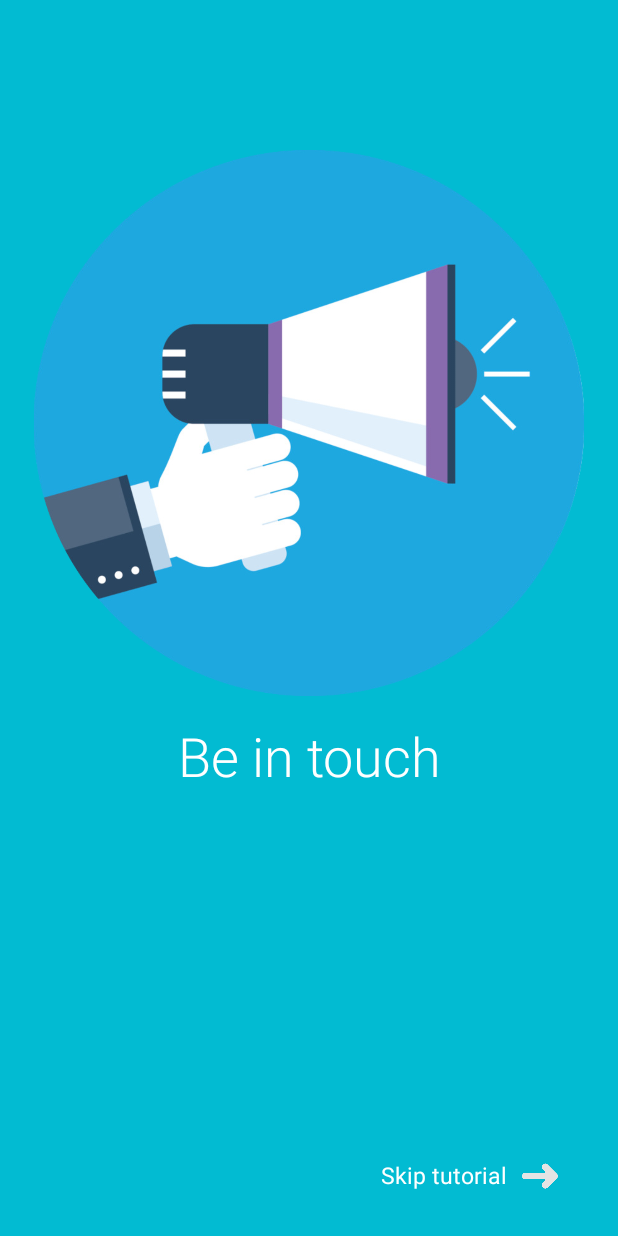
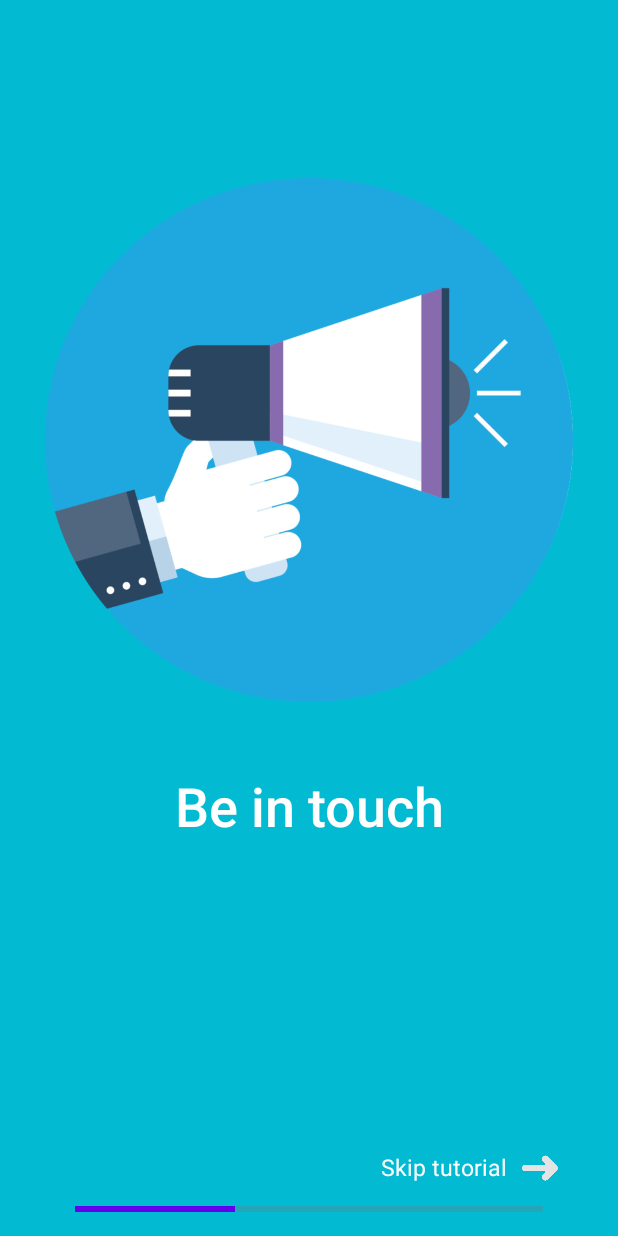
Before and after one commit to sarjona98/ASM_P2, an Android app: the screen it shows after launch (TutorialActivity), on a phone screen of 412 x 824 dp. Run offline under Robolectric (Android 15) with nearby library versions, the phone set to English and light mode, and no system bars.

Commit message:
TutorialActivity (falta timer para ProgressBar)

```diff
--- a/app/src/main/java/cat/urv/deim/asm/p2/common/TutorialActivity.java
+++ b/app/src/main/java/cat/urv/deim/asm/p2/common/TutorialActivity.java
@@ -1,5 +1,6 @@
 package cat.urv.deim.asm.p2.common;
 
+import androidx.annotation.NonNull;
 import androidx.fragment.app.Fragment;
 import androidx.fragment.app.FragmentActivity;
 import androidx.fragment.app.FragmentManager;
@@ -9,10 +10,15 @@ import androidx.viewpager.widget.ViewPager;
 
 import android.content.Intent;
 import android.os.Bundle;
+import android.os.CountDownTimer;
+import android.util.Log;
 import android.view.View;
 import android.widget.Button;
 import android.widget.ImageView;
+import android.widget.ProgressBar;
 import android.widget.TextView;
+
+import java.util.Timer;
 
 import cat.urv.deim.asm.p2.common.ui.login.LoginActivity;
 
@@ -38,8 +44,26 @@ public class TutorialActivity extends FragmentActivity {
         /*
          * The pager adapter, which provides the pages to the view pager widget.
          */
+        final ProgressBar mProgressBar = findViewById(R.id.progressBar);
+        mProgressBar.setProgress(34);
         PagerAdapter pagerAdapter = new ScreenSlidePagerAdapter(getSupportFragmentManager());
         mPager.setAdapter(pagerAdapter);
+        mPager.addOnPageChangeListener(new ViewPager.OnPageChangeListener() {
+            @Override
+            public void onPageScrolled(int position, float positionOffset, int positionOffsetPixels) {
+
+            }
+
+            @Override
+            public void onPageSelected(int position) {
+                mProgressBar.setProgress((position+1)*33+1);
+            }
+
+            @Override
+            public void onPageScrollStateChanged(int state) {
+
+            }
+        });
 
         final TextView skip_tutorial1 = findViewById(R.id.textSkipTutorial);
         final ImageView skip_tutorial2 = findViewById(R.id.ivSkipTutorial);
@@ -59,6 +83,10 @@ public class TutorialActivity extends FragmentActivity {
                 startActivity(intent);
             }
         });
+
+
+
+
     }
 
     @Override
@@ -78,20 +106,21 @@ public class TutorialActivity extends FragmentActivity {
      * sequence.
      */
     public class ScreenSlidePagerAdapter extends FragmentPagerAdapter {
-        public ScreenSlidePagerAdapter(FragmentManager fm) {
+
+        ScreenSlidePagerAdapter(FragmentManager fm) {
             //noinspection deprecation
             super(fm);
+
         }
 
+        @NonNull
         @Override
         public Fragment getItem(int position) {
             switch (position) {
                 case 0: return new Tutorial1Fragment();
                 case 1: return new Tutorial2Fragment();
-                case 2: return new Tutorial3Fragment();
-                default: return null;
+                default: return new Tutorial3Fragment();
             }
-
         }
 
         @Override
--- a/app/src/main/res/layout/activity_tutorial.xml
+++ b/app/src/main/res/layout/activity_tutorial.xml
@@ -24,12 +24,12 @@
         android:layout_width="wrap_content"
         android:layout_height="wrap_content"
         android:layout_marginEnd="10dp"
-        android:layout_marginBottom="30dp"
+        android:layout_marginBottom="35dp"
         android:clickable="true"
         android:focusable="true"
         android:text="@string/skip_tutorial"
         android:textColor="@android:color/white"
-        android:textSize="15dp"
+        android:textSize="15sp"
         app:layout_constraintBottom_toBottomOf="parent"
         app:layout_constraintEnd_toStartOf="@+id/ivSkipTutorial" />
 
@@ -38,7 +38,7 @@
         android:layout_width="24dp"
         android:layout_height="20dp"
         android:layout_marginEnd="40dp"
-        android:layout_marginBottom="30dp"
+        android:layout_marginBottom="35dp"
         android:clickable="true"
         android:contentDescription="@string/description"
         android:focusable="true"
@@ -47,5 +47,18 @@
         app:layout_constraintEnd_toEndOf="parent"
         tools:visibility="visible" />
 
+    <ProgressBar
+        android:id="@+id/progressBar"
+        style="@android:style/Widget.Material.Light.ProgressBar.Horizontal"
+        android:layout_width="312dp"
+        android:layout_height="0dp"
+        android:indeterminate="false"
+        android:progressBackgroundTint="#757575"
+        android:progressTint="#6200EE"
+        app:layout_constraintBottom_toBottomOf="parent"
+        app:layout_constraintEnd_toEndOf="parent"
+        app:layout_constraintStart_toStartOf="parent"
+        app:layout_constraintTop_toBottomOf="@+id/textSkipTutorial" />
+
 
 </androidx.constraintlayout.widget.ConstraintLayout>
--- a/app/src/main/res/layout/fragment_tutorial1.xml
+++ b/app/src/main/res/layout/fragment_tutorial1.xml
@@ -10,7 +10,7 @@
     <androidx.constraintlayout.widget.ConstraintLayout
         android:id="@+id/tutorial1"
         android:layout_width="match_parent"
-        android:layout_height="541dp"
+        android:layout_height="match_parent"
         app:layout_constraintEnd_toEndOf="parent"
         app:layout_constraintStart_toStartOf="parent"
         app:layout_constraintTop_toTopOf="parent">
@@ -21,25 +21,23 @@
             android:layout_height="364dp"
             android:layout_centerInParent="true"
             android:layout_marginStart="10dp"
-            android:layout_marginTop="100dp"
             android:layout_marginEnd="10dp"
             android:contentDescription="@string/description"
-            android:paddingLeft="5dp"
-            android:paddingRight="5dp"
+            android:paddingLeft="20dp"
+            android:paddingRight="20dp"
             android:src="@drawable/help_1"
-            app:layout_constraintBottom_toBottomOf="@+id/text_beintouch"
+            app:layout_constraintBottom_toBottomOf="parent"
             app:layout_constraintEnd_toEndOf="parent"
-            app:layout_constraintHorizontal_bias="0.0"
+            app:layout_constraintHorizontal_bias="1.0"
             app:layout_constraintStart_toStartOf="parent"
             app:layout_constraintTop_toTopOf="parent"
-            app:layout_constraintVertical_bias="0.0" />
+            app:layout_constraintVertical_bias="0.31" />
 
         <TextView
             android:id="@+id/text_beintouch"
             android:layout_width="252dp"
             android:layout_height="62dp"
             android:layout_marginStart="100dp"
-            android:layout_marginTop="15dp"
             android:layout_marginEnd="100dp"
             android:fontFamily="sans-serif-light"
             android:text="@string/be_in_touch"
@@ -47,10 +45,13 @@
             android:textAppearance="@style/TextAppearance.AppCompat.Display1"
             android:textColor="@android:color/white"
             android:textSize="36sp"
+            android:textStyle="bold"
             app:layout_constraintBottom_toBottomOf="parent"
             app:layout_constraintEnd_toEndOf="parent"
+            app:layout_constraintHorizontal_bias="0.512"
             app:layout_constraintStart_toStartOf="parent"
             app:layout_constraintTop_toBottomOf="@+id/img_beintouch"
+            app:layout_constraintVertical_bias="0.2"
             tools:textColor="@android:color/white"
             tools:textStyle="bold" />
 
```
Also changed, not shown: app/src/main/res/layout/fragment_tutorial2.xml (+10 -9 lines), app/src/main/res/layout/fragment_tutorial3.xml (+10 -9 lines).
